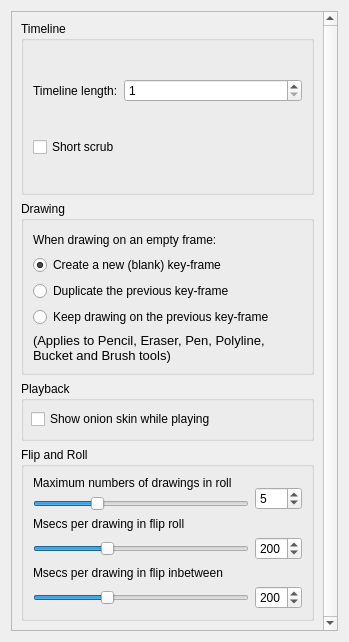
pencil2d/pencil, file app/ui/timelinepage.ui: the form before one commit.
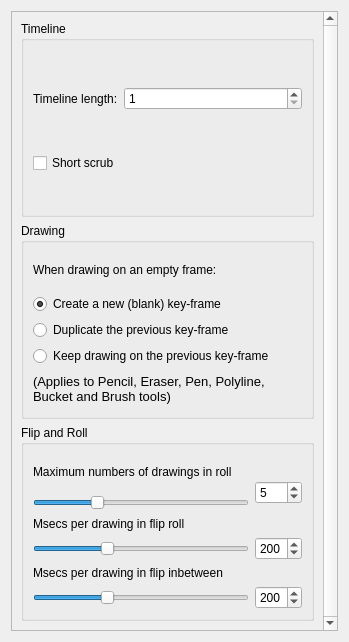
The form after the commit.

Commit message:
Migrate onion skin features to new panel
- Created New Onion Skin panel (onionskin.ui)
- Created New Onion Skin class definitions (onionskinwidget.h + .cpp)
- Added relevant Command (pencildef.h)
- Added shortcut (CTRL +8) (kb.ini)
- Removed onion skin definitions from `displayoptionwidget` and `preferencesdialog`
- Added QAction (mainwindow2.ui) Note: This seems to be a work in progress, so I only added the option in the same way the other panels were added.
- Added relevant panel initialization via code similar to other panels (mainwindow2.cpp)

The edit to the form file:
```diff
--- a/app/ui/timelinepage.ui
+++ b/app/ui/timelinepage.ui
@@ -142,38 +142,6 @@
          </layout>
         </widget>
        </item>
-       <item>
-        <widget class="QGroupBox" name="playbackBox">
-         <property name="minimumSize">
-          <size>
-           <width>0</width>
-           <height>60</height>
-          </size>
-         </property>
-         <property name="maximumSize">
-          <size>
-           <width>16777215</width>
-           <height>60</height>
-          </size>
-         </property>
-         <property name="title">
-          <string>Playback</string>
-         </property>
-         <widget class="QCheckBox" name="onionWhilePlayback">
-          <property name="geometry">
-           <rect>
-            <x>10</x>
-            <y>30</y>
-            <width>301</width>
-            <height>16</height>
-           </rect>
-          </property>
-          <property name="text">
-           <string>Show onion skin while playing</string>
-          </property>
-         </widget>
-        </widget>
-       </item>
        <item>
         <widget class="QGroupBox" name="flipRollBox">
          <property name="title">
```
The commit also changes 14 other files.
